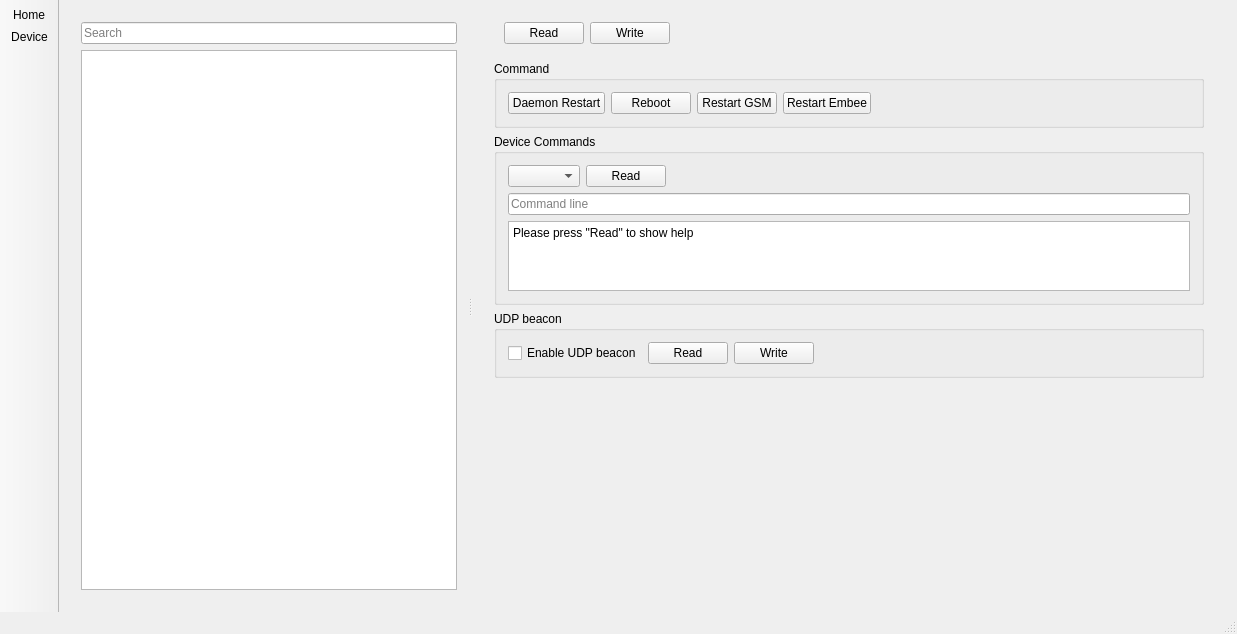
Qt form mainwindow.ui (KTS-Intek/Matilda-config) before a commit.
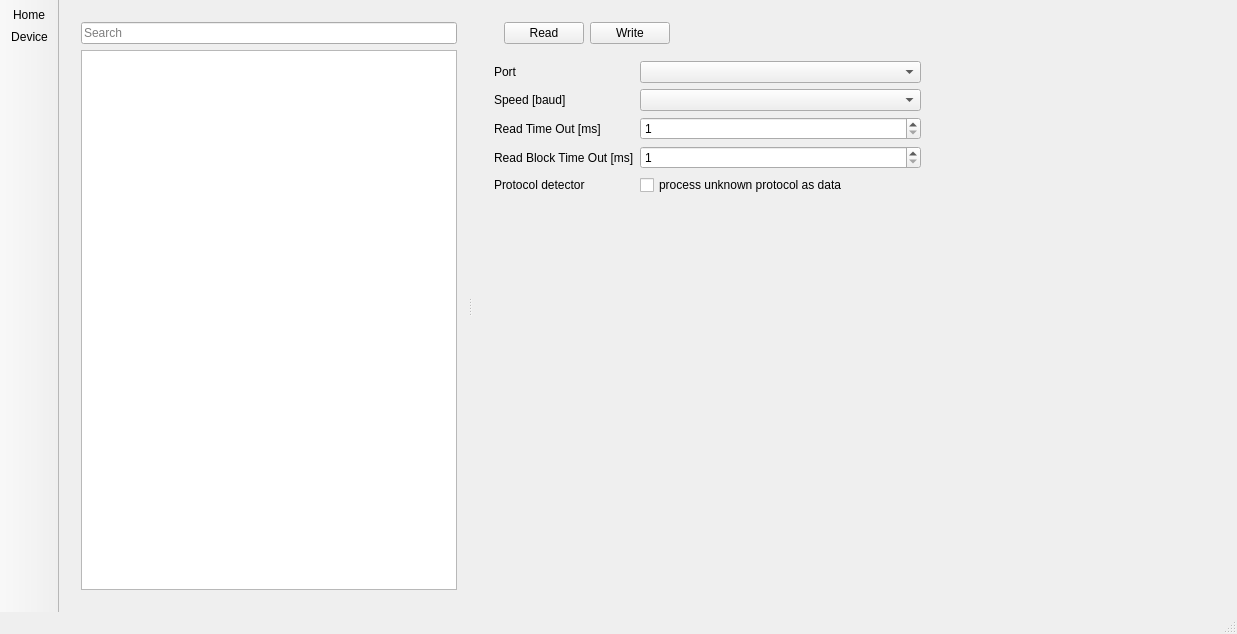
The same form after that commit. The open tabs and pages were chosen to show the change.

```diff
--- a/mainwindow.ui
+++ b/mainwindow.ui
@@ -673,8 +673,8 @@
                 <rect>
                  <x>0</x>
                  <y>0</y>
-                 <width>781</width>
-                 <height>541</height>
+                 <width>760</width>
+                 <height>543</height>
                 </rect>
                </property>
                <layout class="QVBoxLayout" name="verticalLayout_4">
@@ -702,7 +702,7 @@
                    </sizepolicy>
                   </property>
                   <property name="currentIndex">
-                   <number>17</number>
+                   <number>12</number>
                   </property>
                   <widget class="QWidget" name="page_3">
                    <layout class="QGridLayout" name="gridLayout_3"/>
@@ -1477,6 +1477,214 @@
                     </item>
                    </layout>
                   </widget>
+                  <widget class="QWidget" name="page_27">
+                   <layout class="QGridLayout" name="gridLayout_8">
+                    <item row="0" column="0">
+                     <widget class="QLabel" name="label_104">
+                      <property name="text">
+                       <string>Read Time Out [ms]</string>
+                      </property>
+                     </widget>
+                    </item>
+                    <item row="0" column="1">
+                     <widget class="QSpinBox" name="sbTcpInrfsRT">
+                      <property name="minimum">
+                       <number>1</number>
+                      </property>
+                      <property name="maximum">
+                       <number>999999</number>
+                      </property>
+                      <property name="singleStep">
+                       <number>100</number>
+                      </property>
+                     </widget>
+                    </item>
+                    <item row="1" column="0">
+                     <widget class="QLabel" name="label_105">
+                      <property name="text">
+                       <string>Read Block Time Out [ms]</string>
+                      </property>
+                     </widget>
+                    </item>
+                    <item row="1" column="1">
+                     <widget class="QSpinBox" name="sbTcpInrfsRTB">
+                      <property name="minimum">
+                       <number>1</number>
+                      </property>
+                      <property name="maximum">
+                       <number>999999</number>
+                      </property>
+                      <property name="singleStep">
+                       <number>100</number>
+                      </property>
+                     </widget>
+                    </item>
+                    <item row="1" column="2">
+                     <spacer name="horizontalSpacer_59">
+                      <property name="orientation">
+                       <enum>Qt::Horizontal</enum>
+                      </property>
+                      <property name="sizeHint" stdset="0">
+                       <size>
+                        <width>323</width>
+                        <height>20</height>
+                       </size>
+                      </property>
+                     </spacer>
+                    </item>
+                    <item row="2" column="0">
+                     <widget class="QLabel" name="label_97">
+                      <property name="text">
+                       <string>Metric</string>
+                      </property>
+                     </widget>
+                    </item>
+                    <item row="2" column="1">
+                     <widget class="QCheckBox" name="cbGsmPrimary">
+                      <property name="text">
+                       <string>Make primary GSM modem interface</string>
+                      </property>
+                     </widget>
+                    </item>
+                    <item row="3" column="1">
+                     <spacer name="verticalSpacer_22">
+                      <property name="orientation">
+                       <enum>Qt::Vertical</enum>
+                      </property>
+                      <property name="sizeHint" stdset="0">
+                       <size>
+                        <width>20</width>
+                        <height>438</height>
+                       </size>
+                      </property>
+                     </spacer>
+                    </item>
+                   </layout>
+                  </widget>
+                  <widget class="QWidget" name="page_28">
+                   <layout class="QGridLayout" name="gridLayout_22">
+                    <item row="0" column="0">
+                     <widget class="QLabel" name="label_93">
+                      <property name="text">
+                       <string>Port</string>
+                      </property>
+                     </widget>
+                    </item>
+                    <item row="0" column="1">
+                     <widget class="QComboBox" name="cbZigBeePortName">
+                      <property name="sizePolicy">
+                       <sizepolicy hsizetype="Expanding" vsizetype="Fixed">
+                        <horstretch>0</horstretch>
+                        <verstretch>0</verstretch>
+                       </sizepolicy>
+                      </property>
+                     </widget>
+                    </item>
+                    <item row="0" column="2">
+                     <spacer name="horizontalSpacer_35">
+                      <property name="orientation">
+                       <enum>Qt::Horizontal</enum>
+                      </property>
+                      <property name="sizeHint" stdset="0">
+                       <size>
+                        <width>283</width>
+                        <height>19</height>
+                       </size>
+                      </property>
+                     </spacer>
+                    </item>
+                    <item row="1" column="0">
+                     <widget class="QLabel" name="label_94">
+                      <property name="text">
+                       <string>Speed [baud]</string>
+                      </property>
+                     </widget>
+                    </item>
+                    <item row="1" column="1">
+                     <widget class="QComboBox" name="cbZigBeePortSpeed">
+                      <property name="sizePolicy">
+                       <sizepolicy hsizetype="Expanding" vsizetype="Fixed">
+                        <horstretch>0</horstretch>
+                        <verstretch>0</verstretch>
+                       </sizepolicy>
+                      </property>
+                     </widget>
+                    </item>
+                    <item row="2" column="0">
+                     <widget class="QLabel" name="label_64">
+                      <property name="text">
+                       <string>Read Time Out [ms]</string>
+                      </property>
+                     </widget>
+                    </item>
+                    <item row="2" column="1">
+                     <widget class="QSpinBox" name="sbZigBeeReadTO">
+                      <property name="sizePolicy">
+                       <sizepolicy hsizetype="Expanding" vsizetype="Fixed">
+                        <horstretch>0</horstretch>
+                        <verstretch>0</verstretch>
+                       </sizepolicy>
+                      </property>
+                      <property name="minimum">
+                       <number>1</number>
+                      </property>
+                      <property name="maximum">
+                       <number>59999</number>
+                      </property>
+                     </widget>
+                    </item>
+                    <item row="3" column="0">
+                     <widget class="QLabel" name="label_95">
+                      <property name="text">
+                       <string>Read Block Time Out [ms]</string>
+                      </property>
+                     </widget>
+                    </item>
+                    <item row="3" column="1">
+                     <widget class="QSpinBox" name="sbZigBeeReadTOblock">
+                      <property name="sizePolicy">
+                       <sizepolicy hsizetype="Expanding" vsizetype="Fixed">
+                        <horstretch>0</horstretch>
+                        <verstretch>0</verstretch>
+                       </sizepolicy>
+                      </property>
+                      <property name="minimum">
+                       <number>1</number>
+                      </property>
+                      <property name="maximum">
+                       <number>59999</number>
+                      </property>
+                     </widget>
+                    </item>
+                    <item row="4" column="0">
+                     <widget class="QLabel" name="label_96">
+                      <property name="text">
+                       <string>Protocol detector</string>
+                      </property>
+                     </widget>
+                    </item>
+                    <item row="4" column="1">
+                     <widget class="QCheckBox" name="cbUnknownProtocolAsData">
+                      <property name="text">
+                       <string>process unknown protocol as data</string>
+                      </property>
+                     </widget>
+                    </item>
+                    <item row="5" column="0">
+                     <spacer name="verticalSpacer_12">
+                      <property name="orientation">
+                       <enum>Qt::Vertical</enum>
+                      </property>
+                      <property name="sizeHint" stdset="0">
+                       <size>
+                        <width>20</width>
+                        <height>382</height>
+                       </size>
+                      </property>
+                     </spacer>
+                    </item>
+                   </layout>
+                  </widget>
                   <widget class="QWidget" name="page_7">
                    <layout class="QVBoxLayout" name="verticalLayout_8">
                     <item>
```
Left out of the diff: 49 changed lines with no effect on the pictures.
